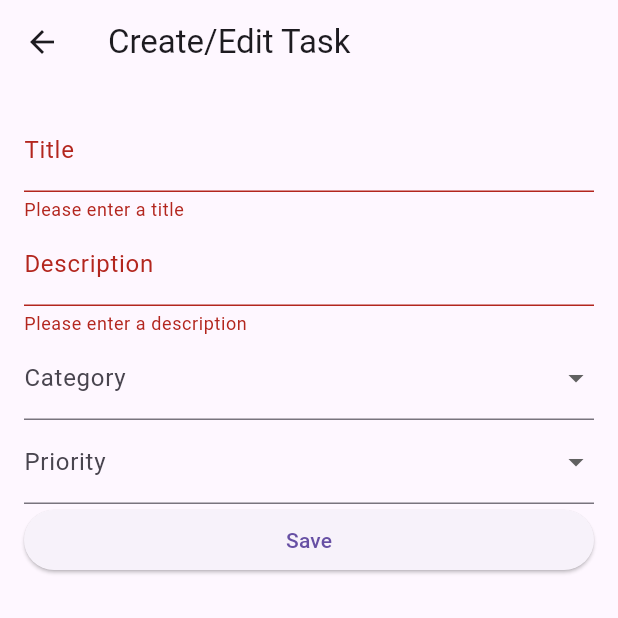
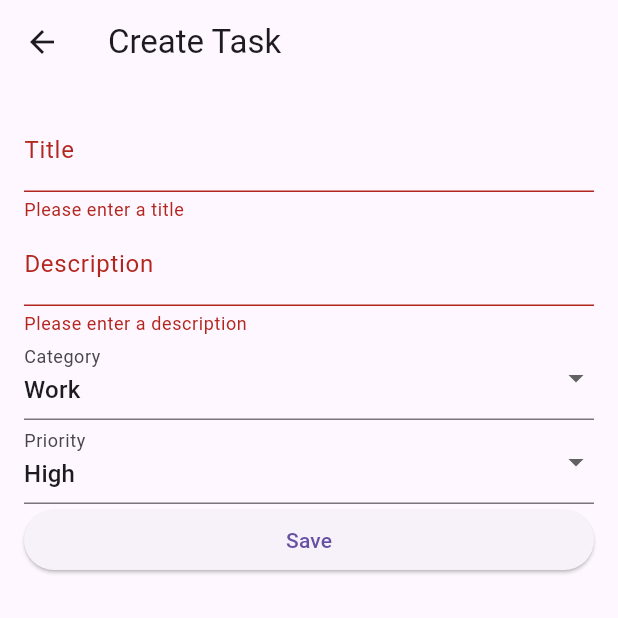
Before and after one commit to HaTem001/toDoApp-flutter-firebase, a Flutter app: the EditTaskScreen screen opened directly, after a tap on "Save", on a phone screen of 412 x 824 dp, the top half of it. Run offline on Flutter 3.47's test engine with Material 3 defaults, Android fonts, the phone set to English and light mode, and no system bars; our stand-ins replace cloud_firestore, firebase_auth, firebase_core, flutter_spinkit; accounts and stored records are empty.

Commit message:
CRUD done

```diff
--- a/lib/screens/task/edit_task_screen.dart
+++ b/lib/screens/task/edit_task_screen.dart
@@ -5,6 +5,10 @@ import 'package:to_do_list/services/task_provider.dart';
 import '../../models/user.dart';
 
 class EditTaskScreen extends StatefulWidget {
+  final Task? task;
+
+  EditTaskScreen({this.task});
+
   @override
   _EditTaskScreenState createState() => _EditTaskScreenState();
 }
@@ -17,10 +21,26 @@ class _EditTaskScreenState extends State<EditTaskScreen> {
   late String _priority;
 
   @override
+  void initState() {
+    super.initState();
+    if (widget.task != null) {
+      _title = widget.task!.title;
+      _description = widget.task!.description;
+      _category = widget.task!.category;
+      _priority = widget.task!.priority;
+    } else {
+      _title = '';
+      _description = '';
+      _category = 'Work';
+      _priority = 'High';
+    }
+  }
+
+  @override
   Widget build(BuildContext context) {
     return Scaffold(
       appBar: AppBar(
-        title: Text('Create/Edit Task'),
+        title: Text(widget.task == null ? 'Create Task' : 'Edit Task'),
       ),
       body: Form(
         key: _formKey,
@@ -29,6 +49,7 @@ class _EditTaskScreenState extends State<EditTaskScreen> {
           children: [
             TextFormField(
               decoration: InputDecoration(labelText: 'Title'),
+              initialValue: _title,
               validator: (value) {
                 if (value == null || value.isEmpty) {
                   return 'Please enter a title';
@@ -39,6 +60,7 @@ class _EditTaskScreenState extends State<EditTaskScreen> {
             ),
             TextFormField(
               decoration: InputDecoration(labelText: 'Description'),
+              initialValue: _description,
               validator: (value) {
                 if (value == null || value.isEmpty) {
                   return 'Please enter a description';
@@ -49,6 +71,7 @@ class _EditTaskScreenState extends State<EditTaskScreen> {
             ),
             DropdownButtonFormField<String>(
               decoration: InputDecoration(labelText: 'Category'),
+              value: _category,
               items: <String>['Work', 'Personal', 'Others']
                   .map<DropdownMenuItem<String>>((String value) {
                 return DropdownMenuItem<String>(
@@ -60,6 +83,7 @@ class _EditTaskScreenState extends State<EditTaskScreen> {
             ),
             DropdownButtonFormField<String>(
               decoration: InputDecoration(labelText: 'Priority'),
+              value: _priority,
               items: <String>['High', 'Medium', 'Low']
                   .map<DropdownMenuItem<String>>((String value) {
                 return DropdownMenuItem<String>(
@@ -69,13 +93,13 @@ class _EditTaskScreenState extends State<EditTaskScreen> {
               }).toList(),
               onChanged: (value) => _priority = value!,
             ),
-            // Add more form fields for description, category, and priority
+
             ElevatedButton(
               onPressed: () {
                 if (_formKey.currentState!.validate()) {
                   _formKey.currentState!.save();
                   final Task newTask = Task(
-                    id: '', // You can generate an id or leave it empty if Firestore generates it
+                    id: widget.task?.id ?? '', // Use existing task ID if editing
                     title: _title,
                     description: _description,
                     category: _category,
@@ -83,12 +107,19 @@ class _EditTaskScreenState extends State<EditTaskScreen> {
                     userID: Provider.of<User?>(context, listen: false)!.uid,
                   );
                   final userID = Provider.of<User?>(context, listen: false)!.uid;
-                  Provider.of<TaskProvider>(context, listen: false)
-                      .createTask(newTask, userID); // Pass the userID
+                  if (widget.task == null) {
+                    // Create task if task is null (no existing task)
+                    Provider.of<TaskProvider>(context, listen: false)
+                        .createTask(newTask, userID);
+                  } else {
+                    // Update task if task is not null (editing existing task)
+                    Provider.of<TaskProvider>(context, listen: false)
+                        .updateTask(newTask);
+                  }
                   Navigator.pop(context);
                 }
               },
-              child: Text('Save'),
+              child: Text(widget.task == null ? 'Save' : 'Update'), // Change button text based on task existence
             ),
           ],
         ),
```
Also changed, not shown: lib/screens/home/home.dart (+23 -1 lines).
